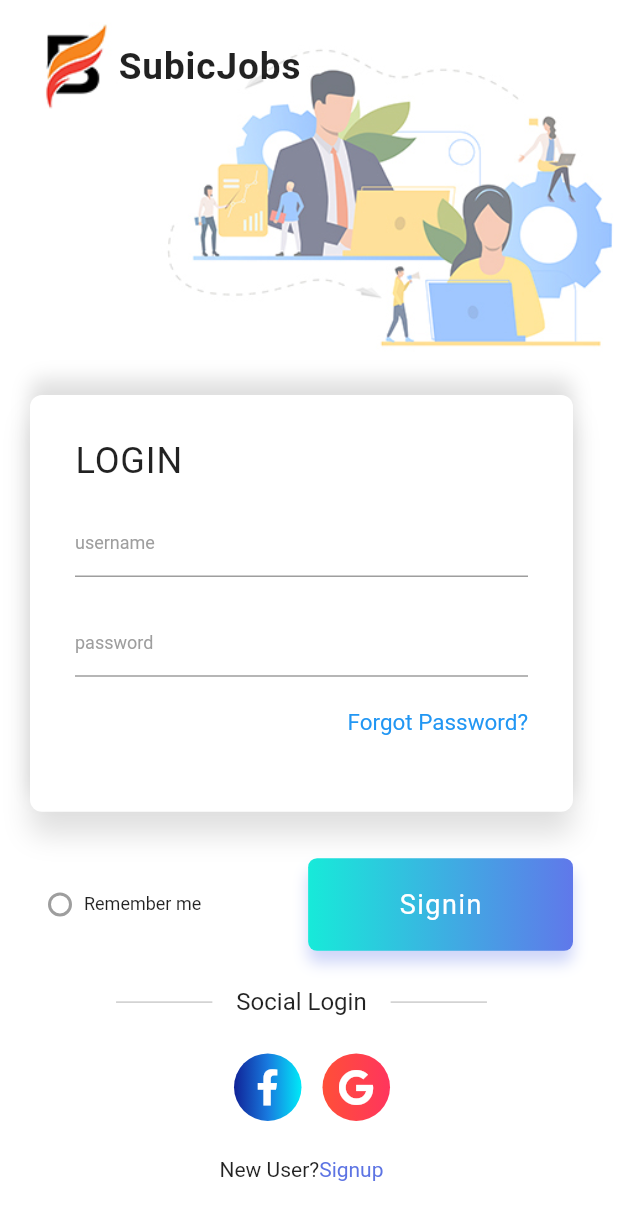
After one commit to alexies-catalog/subicjobs-front-end-flutter-app, a Flutter app: the screen it shows after launch, after a tap on "login2", on a phone screen of 412 x 824 dp. The commit adds this screen. Shown: the top 1220 px of the screen. Run offline on Flutter 3.47's test engine with Material 2 defaults, Android fonts, the phone set to English and light mode, and no system bars; our stand-ins replace flutter_screenutil, font_awesome_flutter, shared_preferences; Roboto replaces fonts that are missing (Poppines-Medium, Poppins-Bold, Poppins-Medium).

Commit message:
Finish  working on new design of login

```diff
--- /dev/null
+++ b/lib/customicons.dart
@@ -0,0 +1,10 @@
+import 'package:flutter/material.dart';
+import 'package:font_awesome_flutter/font_awesome_flutter.dart';
+
+class CustomIcons{
+  static const IconData twitter = IconData(0xe900,fontFamily: "CustomIcons");
+  // static const IconData facebook = IconData(0xe901,fontFamily: "CustomIcons");
+  static const IconData facebook = FontAwesomeIcons.facebookF;
+  static const IconData google = FontAwesomeIcons.google;
+  static const IconData twittertwitter = IconData(0xe903,fontFamily: "CustomIcons");
+}
--- /dev/null
+++ b/lib/login2.dart
@@ -0,0 +1,232 @@
+import 'package:flutter/material.dart';
+import 'package:flutter_screenutil/flutter_screenutil.dart';
+import './widgets/loginform.dart';
+import './widgets/socialicons.dart';
+import './customicons.dart';
+import 'package:font_awesome_flutter/font_awesome_flutter.dart';
+import './register_page.dart';
+
+// void main() => runApp(MaterialApp(
+//   home: MyApp(),
+//   debugShowCheckedModeBanner: false,
+// ));
+
+
+
+class Login extends StatefulWidget {
+  @override
+  _LoginState createState() => _LoginState();
+}
+
+class _LoginState extends State<Login> {
+
+  bool _isSelected = false;
+
+  void _radio(){
+    setState(() {
+     _isSelected = !_isSelected;
+    });
+  }
+
+  Widget radioButton(bool isSelected)=>Container(
+    width: 16.0,
+    height: 16.0,
+    padding: EdgeInsets.all(2.0),
+    decoration: BoxDecoration(
+      shape: BoxShape.circle,
+      border: Border.all(width:  2.0, color: Colors.grey[500]),
+    ),
+    child: isSelected ? Container(
+      width: double.infinity,
+      height: double.infinity,
+      decoration: BoxDecoration(
+        shape: BoxShape.circle,
+        color: Colors.grey[700],
+
+      ),
+    )
+    :Container(),
+  );
+
+  Widget horizontalLine() => Padding(
+    padding: EdgeInsets.symmetric(horizontal: 16.0),
+    child: Container(
+      width: ScreenUtil.getInstance().setWidth(120),
+      height: 1.0,
+      color: Colors.black26.withOpacity(.2),
+    ),
+  );
+
+
+
+
+  @override
+  Widget build(BuildContext context) {
+    ScreenUtil.instance=ScreenUtil.getInstance()..init(context);
+    ScreenUtil.instance = ScreenUtil(width: 770, height: 1334, allowFontScaling: true);
+    return Scaffold(
+      backgroundColor: Colors.white,
+      resizeToAvoidBottomPadding: true,
+      body: Stack(
+        fit: StackFit.expand,
+        children: <Widget>[
+          Column(
+            crossAxisAlignment: CrossAxisAlignment.end,
+            children: <Widget>[
+              Padding(
+                padding: EdgeInsets.only(top: 30),
+                child: Image(image: AssetImage('images/subicjobs-login-header.jpg'),),
+              )
+            ],
+          ),
+          SingleChildScrollView(
+            child: Padding(
+              padding: EdgeInsets.only(left: 20.0, right: 30.0, top: 10.0),
+              child: Column(
+                children: <Widget>[
+                  Row(
+                    children: <Widget>[
+                      Image(image: AssetImage(
+                        'images/subicjobs-login-logo.jpg'),
+                        width: ScreenUtil.getInstance().setWidth(110),
+                        height: ScreenUtil.getInstance().setHeight(110),
+                        ),
+                      Text("SubicJobs",
+                        style: TextStyle(
+                          fontFamily: "Poppins-Bold",
+                          fontSize:  ScreenUtil.getInstance().setSp(46),
+                          letterSpacing: .6,
+                          fontWeight: FontWeight.bold
+                        ),
+                      )
+                    ],
+                  ),
+                  SizedBox(
+                        height: ScreenUtil.getInstance().setHeight(300),
+                  ),
+                  LoginForm(),
+                  SizedBox(
+                    height: ScreenUtil.getInstance().setHeight(50),
+                  ),
+
+                  Row(
+                    mainAxisAlignment: MainAxisAlignment.spaceBetween,
+                    children: <Widget>[
+                      Row(
+                        children: <Widget>[
+                          SizedBox(width: 12,),
+                          GestureDetector(
+                            onTap: _radio,
+                            child: radioButton(_isSelected),
+                          ),
+                          SizedBox(width: 8.0,),
+                          Text(
+                            "Remember me",
+                            style: TextStyle(
+                              fontFamily: "Poppines-Medium", fontSize: 12,
+                            ),
+                          ),
+                        ],
+                      ),
+                      InkWell(
+                        child: Container(
+                          width: ScreenUtil.getInstance().setWidth(330.0),
+                          height: ScreenUtil.getInstance().setHeight(100),
+                          decoration: BoxDecoration(
+                            gradient: LinearGradient(
+                              colors: [
+                                Color(0xFF17ead9),
+                                Color(0xFF6078ea),
+                              ]
+                            ),
+                            borderRadius: BorderRadius.circular(6.0),
+                            boxShadow: [BoxShadow(
+                              color:(Color(0xFF6078ea).withOpacity(.3)),
+                              offset: Offset(0.0, 8.0),
+                              blurRadius: 8.0,
+                              )
+                            ],
+                          ),
+                          child: Material(
+                            color: Colors.transparent,
+                            child: InkWell(
+                              onTap: (){},
+                              child: Center(
+                                child: Text(
+                                  "Signin",
+                                  style: TextStyle(
+                                    color: Colors.white,
+                                    fontFamily: "Poppins-Bold",
+                                    fontSize: 18,
+                                    letterSpacing: 1.0
+                                  ),
+                                ),
+                              ),
+                            ),
+                          ),
+                        ),
+                      ),
+                    ],
+                  ),
+                  SizedBox(height: ScreenUtil.getInstance().setHeight(40),),
+                  Row(
+                    mainAxisAlignment: MainAxisAlignment.center,
+                    children: <Widget>[
+                      // horizontal
+                      horizontalLine(),
+                      Text("Social Login",
+                        style:TextStyle(
+                          fontFamily: "Poppins-medium",
+                          fontSize: 16.0
+                        ),
+                      ),
+                       horizontalLine(),
+                    ],
+                  ),
+                  SizedBox(height: ScreenUtil.getInstance().setHeight(40),),
+                  Row(
+                    mainAxisAlignment: MainAxisAlignment.center,
+                    children: <Widget>[
+                      SocialIcon(
+                        [ Color(0xFF102397),
+                          Color(0xFF187adf),
+                          Color(0xFF00eaf8),],
+                        CustomIcons.facebook,
+                        (){},
+                      ),
+                      SocialIcon(
+                        [ Color(0xFFff4f38),
+                          Color(0xFFff355d),],
+                        CustomIcons.google,
+                        (){},
+                      ),
+                    ],
+                  ),
+                  SizedBox(height: ScreenUtil.getInstance().setHeight(40),),
+                  Row(
+                    mainAxisAlignment: MainAxisAlignment.center,
+                    children: <Widget>[
+                      Text("New User?",
+                      style: TextStyle(fontFamily: "Poppins-Medium"),
+                      ),
+                      InkWell(
+                        onTap: () => Navigator.push(context, MaterialPageRoute(builder: (context){ return Register();})),
+                        child: Text("Signup",
+                        style: TextStyle(
+                          color: Color(0xFF5d74e3),
+                          fontFamily: "Poppins-Bold"
+                        ),),
+                      ),
+                    ],
+                  ),
+                ],
+              ),
+            ),
+          ),
+
+        ],
+      ),
+
+    );
+  }
+}
--- a/lib/login_page.dart
+++ b/lib/login_page.dart
@@ -8,6 +8,7 @@ import './main.dart';
 import 'package:shared_preferences/shared_preferences.dart';
 import 'package:url_launcher/url_launcher.dart';
 import './register_page.dart';
+import './login2.dart';
 
 class LoginPage extends StatefulWidget {
   @override
@@ -39,6 +40,13 @@ class _LoginPageState extends State<LoginPage> {
                child: new InkWell(
                   child: new Text('Register'),
                   onTap: () => Navigator.push(context, MaterialPageRoute(builder: (context){ return Register();}))
+              ),
+            ),
+            Padding(padding: EdgeInsets.only(top: 20),),
+            Center(
+               child: new InkWell(
+                  child: new Text('login2'),
+                  onTap: () => Navigator.push(context, MaterialPageRoute(builder: (context){ return Login();}))
               ),
             ),
           ],
--- /dev/null
+++ b/lib/widgets/loginform.dart
@@ -0,0 +1,90 @@
+import 'package:flutter/material.dart';
+import 'package:flutter_screenutil/flutter_screenutil.dart';
+
+class LoginForm extends StatelessWidget {
+  @override
+  Widget build(BuildContext context) {
+    return Container(
+      width: double.infinity,
+      height: ScreenUtil.getInstance().setHeight(450),
+      decoration: BoxDecoration(
+        color: Colors.white,
+        borderRadius: BorderRadius.circular(8.0),
+        boxShadow: [
+          BoxShadow(
+            color: Colors.black12,
+            offset: Offset(0.0,15.0),
+            blurRadius: 15,
+          ),
+          BoxShadow(
+            color: Colors.black12,
+            offset: Offset(0.0,-10.0),
+            blurRadius: 10,
+          ),
+        ],
+      ),
+      child: Padding(
+        padding: EdgeInsets.only(left: 30.0, right: 30, top: 30.0),
+          child: Column(
+            crossAxisAlignment: CrossAxisAlignment.start,
+            children: <Widget>[
+              Text("LOGIN", style:TextStyle(
+                fontSize: ScreenUtil.getInstance().setSp(45),
+                fontFamily: "Poppins-Bold",
+                letterSpacing: .6,
+              )),
+              SizedBox(
+                height: ScreenUtil.getInstance().setHeight(25),
+              ),
+              // Text("Username",
+              //   style: TextStyle(
+              //     fontFamily: "Poppins-Medium",
+              //     fontSize: ScreenUtil.getInstance().setSp(26),
+              //   ),
+              // ),
+              TextField(
+                decoration: InputDecoration(
+                  hintText: "username",
+                  hintStyle: TextStyle(
+                    color: Colors.grey,
+                    fontSize: 12.0,
+                  ),
+                ),
+              ),
+              SizedBox(
+                height: ScreenUtil.getInstance().setHeight(30),
+              ),
+              // Text("Password",
+              //   style: TextStyle(
+              //     fontFamily: "Poppins-Medium",
+              //     fontSize: ScreenUtil.getInstance().setSp(26),
+              //   ),
+              // ),
+              TextField(
+                obscureText: true,
+                decoration: InputDecoration(
+                  hintText: "password",
+                  hintStyle: TextStyle(
+                    color: Colors.grey,
+                    fontSize: 12.0,
+                  ),
+                ),
+              ),
+              SizedBox(height: ScreenUtil.getInstance().setHeight(35),),
+              Row(
+                mainAxisAlignment: MainAxisAlignment.end,
+                children: <Widget>[
+                Text("Forgot Password?",
+                style: TextStyle(
+                  color: Colors.blue,
+                  fontFamily: "Poppins-Medium",
+                  fontSize: ScreenUtil.getInstance().setSp(28)
+                ),)
+              ],),
+
+            ],
+          ),
+      ),
+    );
+  }
+}
--- /dev/null
+++ b/lib/widgets/socialicons.dart
@@ -0,0 +1,32 @@
+import 'package:flutter/material.dart';
+
+class SocialIcon extends StatelessWidget {
+  final List<Color> colors;
+  final IconData iconData;
+  final Function onPressed;
+
+  SocialIcon(this.colors, this.iconData, this.onPressed);
+
+  @override
+  Widget build(BuildContext context) {
+    return Padding(
+      padding: EdgeInsets.only(left: 14.0),
+      child: Container(
+        width: 45.0,
+        height: 45.0,
+        decoration: BoxDecoration(
+          shape: BoxShape.circle,
+          gradient: LinearGradient(
+            colors: colors,
+            tileMode: TileMode.clamp
+          ),
+        ),
+        child: RawMaterialButton(
+          shape: CircleBorder(),
+          onPressed: onPressed,
+          child: Icon(iconData,color: Colors.white,),
+        ),
+      ),
+    );
+  }
+}
```
Also changed, not shown: pubspec.yaml (+5 -2 lines), images/subicjobs-login-header.jpg (added), images/subicjobs-login-logo.jpg (added), pubspec.lock.
